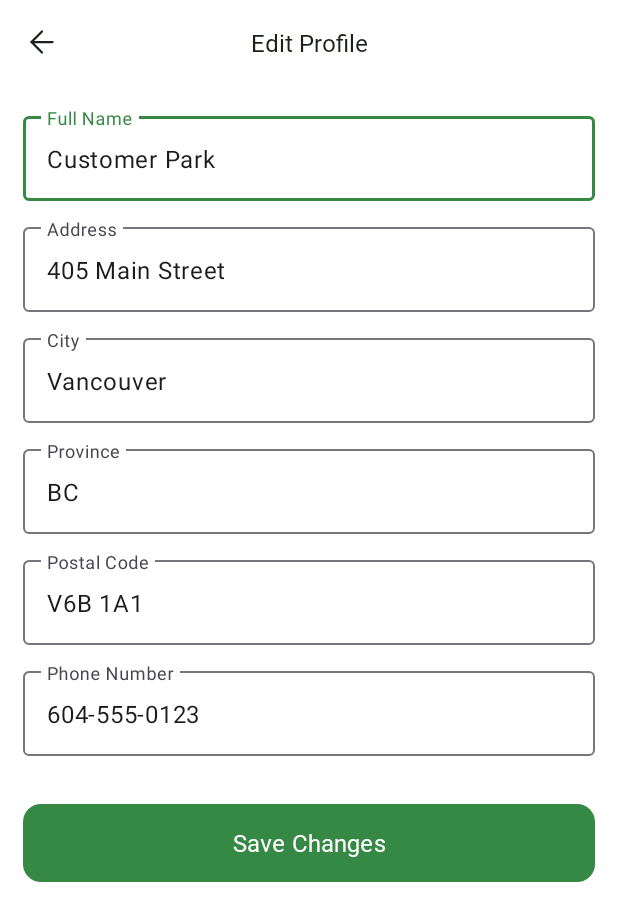
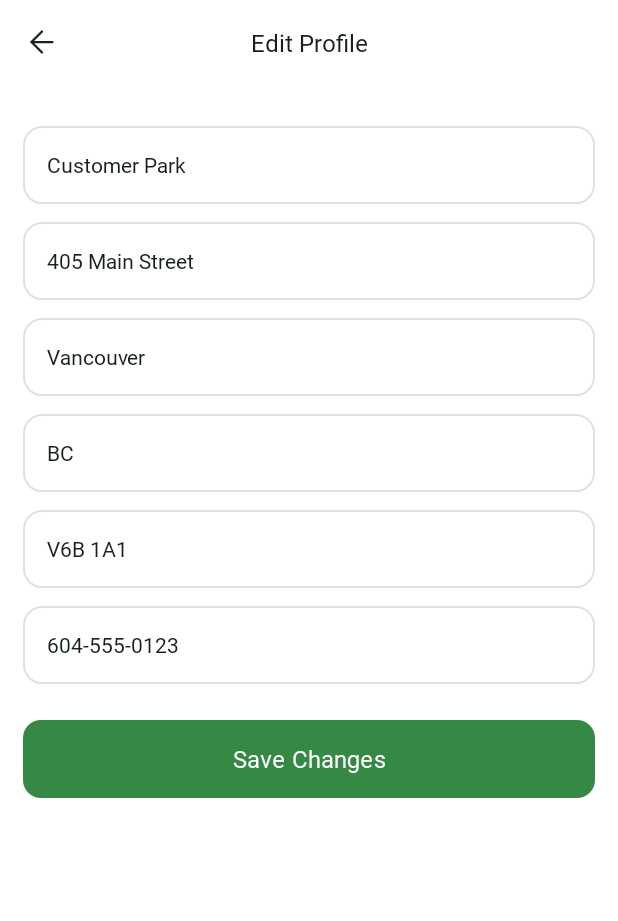
Before and after one commit to 3175-Android-Project/FoodWastageReductionApp, an Android app: the EditProfileActivity screen opened directly, with no data from a screen before it, on a phone screen of 412 x 824 dp. Shown: the top 921 px of the screen. Run offline under Robolectric (Android 15) with nearby library versions, the phone set to English and light mode, and no system bars.

Commit message:
Align edit profile form with app design
Co-authored-by: Copilot <223556219+Copilot@users.noreply.github.com>

```diff
--- a/app/src/main/java/com/project/foodwastagereductionapp/customer/EditProfileActivity.java
+++ b/app/src/main/java/com/project/foodwastagereductionapp/customer/EditProfileActivity.java
@@ -9,6 +9,7 @@ import com.project.foodwastagereductionapp.data.CustomerProfile;
 
 
 import android.os.Bundle;
+import android.widget.EditText;
 import android.view.View;
 import android.widget.TextView;
 import android.widget.Toast;
@@ -18,12 +19,11 @@ import androidx.core.graphics.Insets;
 import androidx.core.view.ViewCompat;
 import androidx.core.view.WindowInsetsCompat;
 
-import com.google.android.material.textfield.TextInputEditText;
 import com.project.foodwastagereductionapp.R;
 
 public class EditProfileActivity extends AppCompatActivity {
 
-    private TextInputEditText inputFullName, etAddress, etCity, etProvince, etPostalCode, etPhone;
+    private EditText inputFullName, etAddress, etCity, etProvince, etPostalCode, etPhone;
 
     @Override
     protected void onCreate(Bundle savedInstanceState) {
@@ -79,7 +79,7 @@ public class EditProfileActivity extends AppCompatActivity {
         finish(); // back to Profile
     }
 
-    private String textOf(TextInputEditText field) {
+    private String textOf(EditText field) {
         return field.getText() == null ? "" : field.getText().toString().trim();
     }
 }
--- a/app/src/main/res/layout/activity_edit_profile.xml
+++ b/app/src/main/res/layout/activity_edit_profile.xml
@@ -35,87 +35,62 @@
             android:orientation="vertical"
             android:paddingStart="@dimen/screen_padding"
             android:paddingEnd="@dimen/screen_padding"
-            android:paddingTop="@dimen/space_lg"
+            android:paddingTop="28dp"
             android:paddingBottom="@dimen/space_xxl">
 
-            <com.google.android.material.textfield.TextInputLayout
+            <EditText
+                android:id="@+id/inputFullName"
+                style="@style/Input.Default"
                 android:layout_width="match_parent"
-                android:layout_height="wrap_content"
-                android:hint="@string/hintFullName">
-                <com.google.android.material.textfield.TextInputEditText
-                    android:id="@+id/inputFullName"
-                    android:layout_width="match_parent"
-                    android:layout_height="wrap_content"
-                    android:inputType="textPersonName|textCapWords" />
-            </com.google.android.material.textfield.TextInputLayout>
+                android:hint="@string/hintFullName"
+                android:inputType="textPersonName|textCapWords" />
 
-            <com.google.android.material.textfield.TextInputLayout
+            <EditText
+                android:id="@+id/etAddress"
+                style="@style/Input.Default"
                 android:layout_width="match_parent"
-                android:layout_height="wrap_content"
                 android:layout_marginTop="@dimen/space_md"
-                android:hint="@string/hintAddress">
-                <com.google.android.material.textfield.TextInputEditText
-                    android:id="@+id/etAddress"
-                    android:layout_width="match_parent"
-                    android:layout_height="wrap_content"
-                    android:inputType="textPostalAddress|textCapWords" />
-            </com.google.android.material.textfield.TextInputLayout>
+                android:hint="@string/hintAddress"
+                android:inputType="textPostalAddress|textCapWords" />
 
-            <com.google.android.material.textfield.TextInputLayout
+            <EditText
+                android:id="@+id/etCity"
+                style="@style/Input.Default"
                 android:layout_width="match_parent"
-                android:layout_height="wrap_content"
                 android:layout_marginTop="@dimen/space_md"
-                android:hint="@string/hintCity">
-                <com.google.android.material.textfield.TextInputEditText
-                    android:id="@+id/etCity"
-                    android:layout_width="match_parent"
-                    android:layout_height="wrap_content"
-                    android:inputType="textCapWords" />
-            </com.google.android.material.textfield.TextInputLayout>
+                android:hint="@string/hintCity"
+                android:inputType="textCapWords" />
 
-            <com.google.android.material.textfield.TextInputLayout
+            <EditText
+                android:id="@+id/etProvince"
+                style="@style/Input.Default"
                 android:layout_width="match_parent"
-                android:layout_height="wrap_content"
                 android:layout_marginTop="@dimen/space_md"
-                android:hint="@string/hintProvince">
-                <com.google.android.material.textfield.TextInputEditText
-                    android:id="@+id/etProvince"
-                    android:layout_width="match_parent"
-                    android:layout_height="wrap_content"
-                    android:inputType="textCapWords" />
-            </com.google.android.material.textfield.TextInputLayout>
+                android:hint="@string/hintProvince"
+                android:inputType="textCapWords" />
 
-            <com.google.android.material.textfield.TextInputLayout
+            <EditText
+                android:id="@+id/etPostalCode"
+                style="@style/Input.Default"
                 android:layout_width="match_parent"
-                android:layout_height="wrap_content"
                 android:layout_marginTop="@dimen/space_md"
-                android:hint="@string/hintPostalCode">
-                <com.google.android.material.textfield.TextInputEditText
-                    android:id="@+id/etPostalCode"
-                    android:layout_width="match_parent"
-                    android:layout_height="wrap_content"
-                    android:inputType="textCapCharacters"
-                    android:maxLength="7" />
-            </com.google.android.material.textfield.TextInputLayout>
+                android:hint="@string/hintPostalCode"
+                android:inputType="textCapCharacters"
+                android:maxLength="7" />
 
-            <com.google.android.material.textfield.TextInputLayout
+            <EditText
+                android:id="@+id/etPhone"
+                style="@style/Input.Default"
                 android:layout_width="match_parent"
-                android:layout_height="wrap_content"
                 android:layout_marginTop="@dimen/space_md"
-                android:hint="@string/hintPhone">
-                <com.google.android.material.textfield.TextInputEditText
-                    android:id="@+id/etPhone"
-                    android:layout_width="match_parent"
-                    android:layout_height="wrap_content"
-                    android:inputType="phone" />
-            </com.google.android.material.textfield.TextInputLayout>
+                android:hint="@string/hintPhone"
+                android:inputType="phone" />
 
             <Button
                 android:id="@+id/btnSaveChanges"
                 style="@style/Button.Primary"
                 android:layout_width="match_parent"
-                android:layout_height="@dimen/button_height"
-                android:layout_marginTop="@dimen/space_xxl"
+                android:layout_marginTop="@dimen/space_xl"
                 android:text="@string/btnSaveChanges"
                 app:backgroundTint="@null" />
 
```
